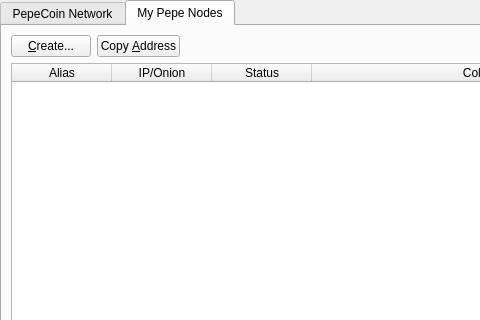
Above: src/qt/forms/masternodemanager.ui from projectmemetic/pepecoin before the change; both pictures show x 0 to 480 and y 0 to 320 of the 723 by 457 pixel window. Below: the same form after it.
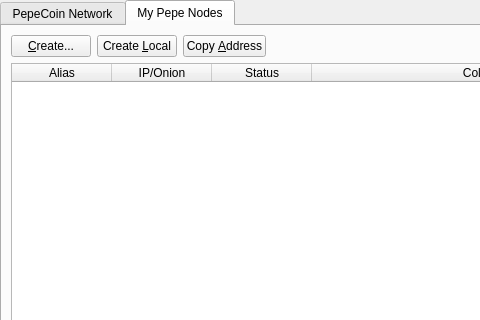
That is the form after the change. The open tabs and pages were chosen to show the change.

Commit message: 1-click masternodes

```diff
--- a/src/qt/forms/masternodemanager.ui
+++ b/src/qt/forms/masternodemanager.ui
@@ -142,6 +142,13 @@
                </property>
               </widget>
              </item>
+             <item>
+              <widget class="QPushButton" name="localButton">
+               <property name="text">
+                <string>Create &amp;Local</string>
+               </property>
+              </widget>
+             </item>
              <item>
               <widget class="QPushButton" name="copyAddressButton">
                <property name="text">
```
The commit also changes 2 other files.
